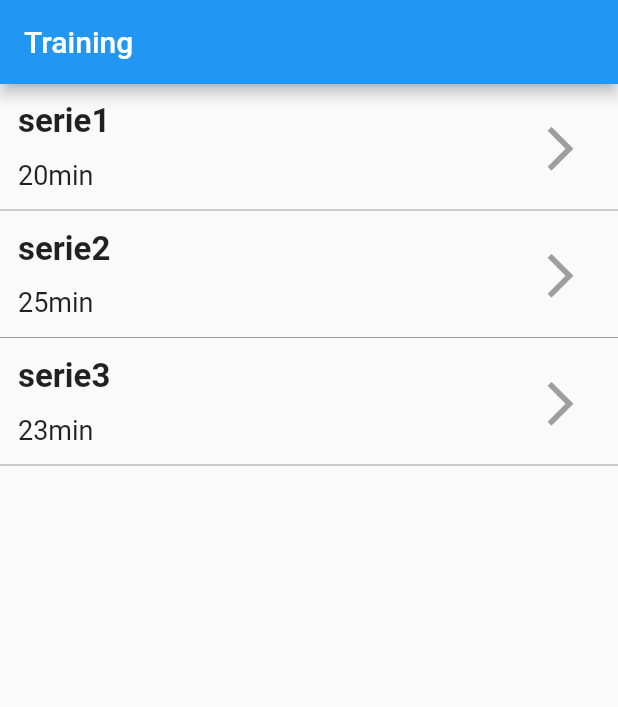
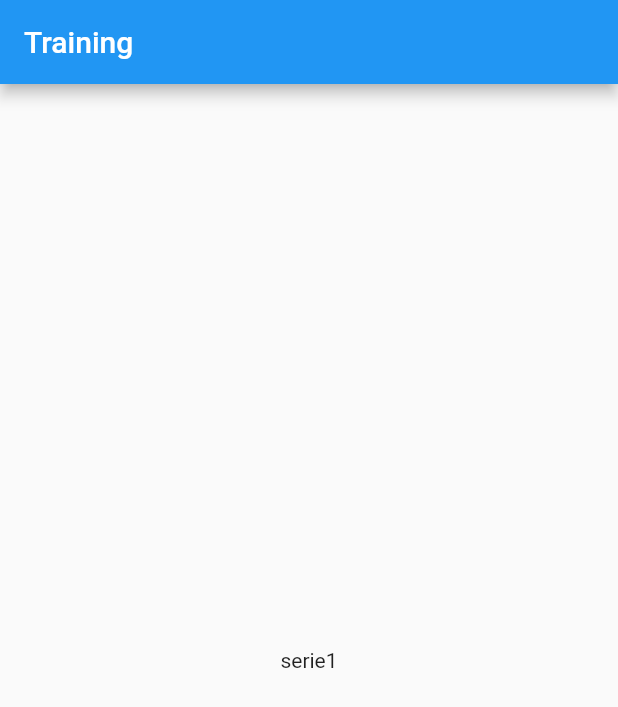
Before and after one commit to marionwilms/flutter_sport_app, a Flutter app: the MyHomePage screen opened directly, on a phone screen of 412 x 824 dp. Shown: the top 707 px of the screen. Run offline on Flutter 3.47's test engine with Material 2 defaults, Android fonts, the light colour scheme and no system bars.

Commit message:
get from a global variable an element from the json

```diff
--- a/flutter_sport_app/lib/main.dart
+++ b/flutter_sport_app/lib/main.dart
@@ -1,8 +1,10 @@
 import 'package:flutter/material.dart';
 import 'package:flutter_sport_app/routes/MyApp.dart';
+import 'package:flutter_sport_app/data/serie_parser.dart';
 
 void main() {
   runApp(MaterialApp(
     home: MyApp(),
   ));
+  loadSerie();
 }
--- a/flutter_sport_app/lib/routes/ExerciseDetails.dart
+++ b/flutter_sport_app/lib/routes/ExerciseDetails.dart
@@ -1,7 +1,7 @@
 import 'package:flutter/cupertino.dart';
 import 'package:flutter/material.dart';
 
-import 'Serie.dart';
+import '../data/Serie.dart';
 
 class ExerciseDetails extends StatelessWidget {
   final Serie serieTest;
--- a/flutter_sport_app/lib/routes/MyHomePage.dart
+++ b/flutter_sport_app/lib/routes/MyHomePage.dart
@@ -1,9 +1,8 @@
 import 'package:flutter/cupertino.dart';
 import 'package:flutter/material.dart';
-import 'package:flutter_sport_app/routes/Exercise.dart';
 
 import 'ExerciseDetails.dart';
-import 'Serie.dart';
+import 'package:flutter_sport_app/data/globals.dart' as global;
 
 class MyHomePage extends StatefulWidget {
   MyHomePage({Key key, this.title}) : super(key: key);
@@ -24,28 +23,6 @@ class MyHomePage extends StatefulWidget {
 }
 
 class _MyHomePageState extends State<MyHomePage> {
-  var exo1 = Exercise('etirement1', '30s');
-  var exo2 = Exercise('etirement2', '35s');
-  var exo3 = Exercise('squat', 'x30');
-  var exo4 = Exercise('abdos', 'x40');
-  var serie1;
-  var serie2;
-  var serie3;
-  var firstState = true;
-  List<Serie> serie = new List();
-
-  iniList(bool state) {
-    if (state == true) {
-      serie1=Serie('serie1', '20min', [exo1, exo2]);
-      serie2=Serie('serie2', '25min', [exo3, exo4]);
-      serie3=Serie('serie3', '23min', [exo1, exo4]);
-      serie.add(serie1);
-      serie.add(serie2);
-      serie.add(serie3);
-    }
-  }
-
-  @override
   Widget _buildListView(BuildContext context) {
     return ListView.builder(
         itemBuilder: (context, position) {
@@ -61,7 +38,7 @@ class _MyHomePageState extends State<MyHomePage> {
                         padding:
                         const EdgeInsets.fromLTRB(12.0, 12.0, 12.0, 6.0),
                         child: Text(
-                          serie[position].title,
+                          global.serieL[position].title,
                           style: TextStyle(
                               fontSize: 22.0, fontWeight: FontWeight.bold),
                         ),
@@ -70,7 +47,7 @@ class _MyHomePageState extends State<MyHomePage> {
                         padding:
                         const EdgeInsets.fromLTRB(12.0, 6.0, 12.0, 12.0),
                         child: Text(
-                          serie[position].length,
+                          global.serieL[position].length,
                           style: TextStyle(fontSize: 18.0),
                         ),
                       ),
@@ -91,7 +68,7 @@ class _MyHomePageState extends State<MyHomePage> {
                             onPressed: () {
                               Navigator.push(
                                 context,
-                                MaterialPageRoute(builder: (context) => ExerciseDetails(serieTest:serie[position])),
+                                MaterialPageRoute(builder: (context) => ExerciseDetails(serieTest:global.serieL[position])),
                               );
                             },
                           ),
@@ -108,13 +85,11 @@ class _MyHomePageState extends State<MyHomePage> {
             ],
           );
         },
-        itemCount: serie.length,
+        itemCount: global.serieL.length,
       );
   }
 
   Widget build(BuildContext context) {
-    iniList(firstState);
-    firstState=false;
     // This method is rerun every time setState is called, for instance as done
     // by the _incrementCounter method above.
     //
@@ -130,7 +105,8 @@ class _MyHomePageState extends State<MyHomePage> {
       body: Center(
         // Center is a layout widget. It takes a single child and positions it
         // in the middle of the parent.
-        child: _buildListView(context)
+        child: Text(global.title)
+        //_buildListView(context)
 
       ),
     );
```
Also changed, not shown: flutter_sport_app/lib/data/globals.dart (added, +65 -0 lines), flutter_sport_app/lib/data/serie_parser.dart (added, +23 -0 lines), flutter_sport_app/lib/data/Exercise.dart (renamed from flutter_sport_app/lib/routes/Exercise.dart), flutter_sport_app/lib/data/Serie.dart (renamed from flutter_sport_app/lib/routes/Serie.dart), 1 other file.
